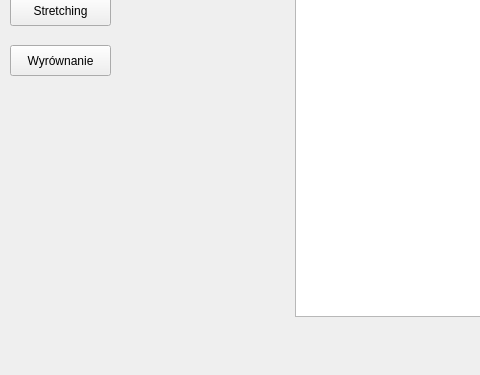
The window that mainwindowqt.ui (rozman123/MyImageProccesingApp) describes before a commit, drawn with Qt 5; both pictures show x 0 to 480 and y 225 to 600 of the 1227 by 600 pixel window.
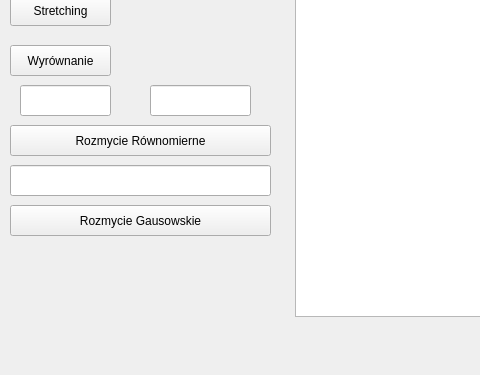
The same window after the commit.

What changed in the file:
```diff
--- a/mainwindowqt.ui
+++ b/mainwindowqt.ui
@@ -151,6 +151,68 @@
      <string>Wyrównanie</string>
     </property>
    </widget>
+   <widget class="QPushButton" name="rozmycieRownomierne">
+    <property name="geometry">
+     <rect>
+      <x>10</x>
+      <y>350</y>
+      <width>261</width>
+      <height>31</height>
+     </rect>
+    </property>
+    <property name="text">
+     <string>Rozmycie Równomierne</string>
+    </property>
+   </widget>
+   <widget class="QLineEdit" name="maskSize">
+    <property name="geometry">
+     <rect>
+      <x>20</x>
+      <y>310</y>
+      <width>91</width>
+      <height>31</height>
+     </rect>
+    </property>
+   </widget>
+   <widget class="QLineEdit" name="optionOfFillingpixelsOutOfImage">
+    <property name="geometry">
+     <rect>
+      <x>150</x>
+      <y>310</y>
+      <width>101</width>
+      <height>31</height>
+     </rect>
+    </property>
+    <property name="text">
+     <string/>
+    </property>
+   </widget>
+   <widget class="QPushButton" name="rozmycieGausowskie">
+    <property name="geometry">
+     <rect>
+      <x>10</x>
+      <y>430</y>
+      <width>261</width>
+      <height>31</height>
+     </rect>
+    </property>
+    <property name="text">
+     <string>Rozmycie Gausowskie</string>
+    </property>
+   </widget>
+   <widget class="QLineEdit" name="sigma">
+    <property name="geometry">
+     <rect>
+      <x>10</x>
+      <y>390</y>
+      <width>261</width>
+      <height>31</height>
+     </rect>
+    </property>
+    <property name="text">
+     <string/>
+    </property>
+   </widget>
   </widget>
   <widget class="QMenuBar" name="menubar">
    <property name="geometry">
```
